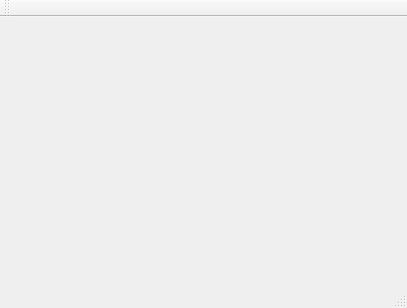
Before: the Qt Designer form src/mainwindow.ui in jandernascimento/imageprocessing-umanipulator, drawn with Qt 5.
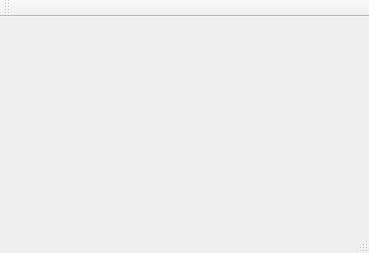
After: the same form once the commit is applied.

```diff
--- a/src/mainwindow.ui
+++ b/src/mainwindow.ui
@@ -6,8 +6,8 @@
    <rect>
     <x>0</x>
     <y>0</y>
-    <width>407</width>
-    <height>308</height>
+    <width>369</width>
+    <height>253</height>
    </rect>
   </property>
   <property name="sizePolicy">
```
Left out of the diff: 4 changed lines with no effect on the pictures.
